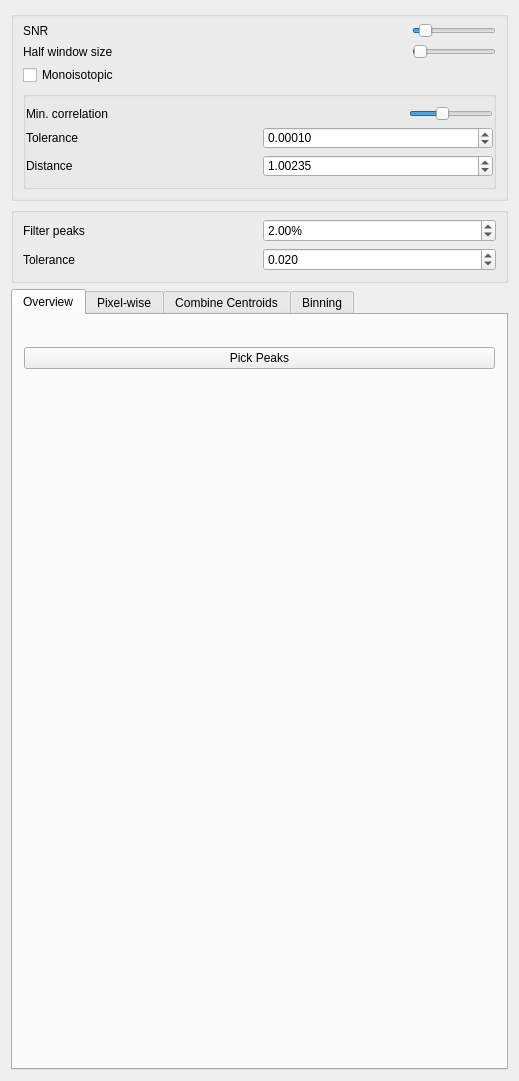
Old version of the form Plugins/org.mitk.gui.qt.m2.PeakPicking/src/internal/m2PeakPickingViewControls.ui in the repository m2aia/m2aia.
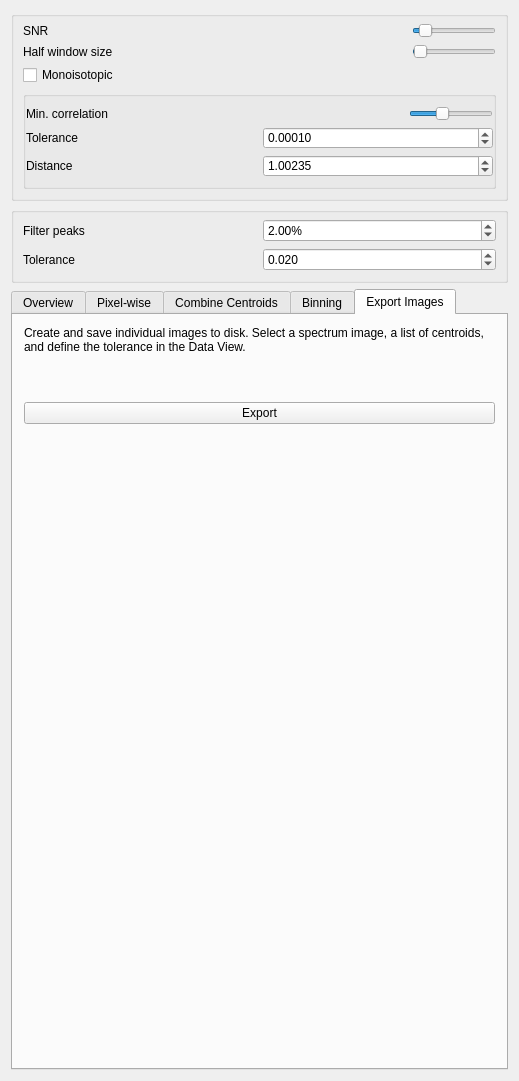
New version of the form. The open tabs and pages were chosen to show the change. Custom widgets are drawn as their Qt base class.

Commit message: Export ion images for a given list of centroids #42

What changed in the file:
```diff
--- a/Plugins/org.mitk.gui.qt.m2.PeakPicking/src/internal/m2PeakPickingViewControls.ui
+++ b/Plugins/org.mitk.gui.qt.m2.PeakPicking/src/internal/m2PeakPickingViewControls.ui
@@ -566,6 +566,63 @@
        </item>
       </layout>
      </widget>
+     <widget class="QWidget" name="tab_2">
+      <attribute name="title">
+       <string>Export Images</string>
+      </attribute>
+      <layout class="QVBoxLayout" name="verticalLayout_10">
+       <item>
+        <widget class="QLabel" name="label_7">
+         <property name="text">
+          <string>Create and save individual images to disk. Select a spectrum image, a list of centroids, and define the tolerance in the Data View.</string>
+         </property>
+         <property name="wordWrap">
+          <bool>true</bool>
+         </property>
+        </widget>
+       </item>
+       <item>
+        <widget class="QmitkMultiNodeSelectionWidget" name="imageExportSelector" native="true">
+         <property name="minimumSize">
+          <size>
+           <width>0</width>
+           <height>15</height>
+          </size>
+         </property>
+        </widget>
+       </item>
+       <item>
+        <widget class="QmitkSingleNodeSelectionWidget" name="centroidExportSelector" native="true">
+         <property name="minimumSize">
+          <size>
+           <width>0</width>
+           <height>15</height>
+          </size>
+         </property>
+        </widget>
+       </item>
+       <item>
+        <widget class="QPushButton" name="btnExportImages">
+         <property name="text">
+          <string>Export</string>
+         </property>
+        </widget>
+       </item>
+       <item>
+        <spacer name="verticalSpacer_5">
+         <property name="orientation">
+          <enum>Qt::Vertical</enum>
+         </property>
+         <property name="sizeHint" stdset="0">
+          <size>
+           <width>20</width>
+           <height>40</height>
+          </size>
+         </property>
+        </spacer>
+       </item>
+      </layout>
+     </widget>
     </widget>
    </item>
   </layout>
```
Left out of the diff: 39 changed lines with no effect on the pictures. The commit also changes 3 other files.
